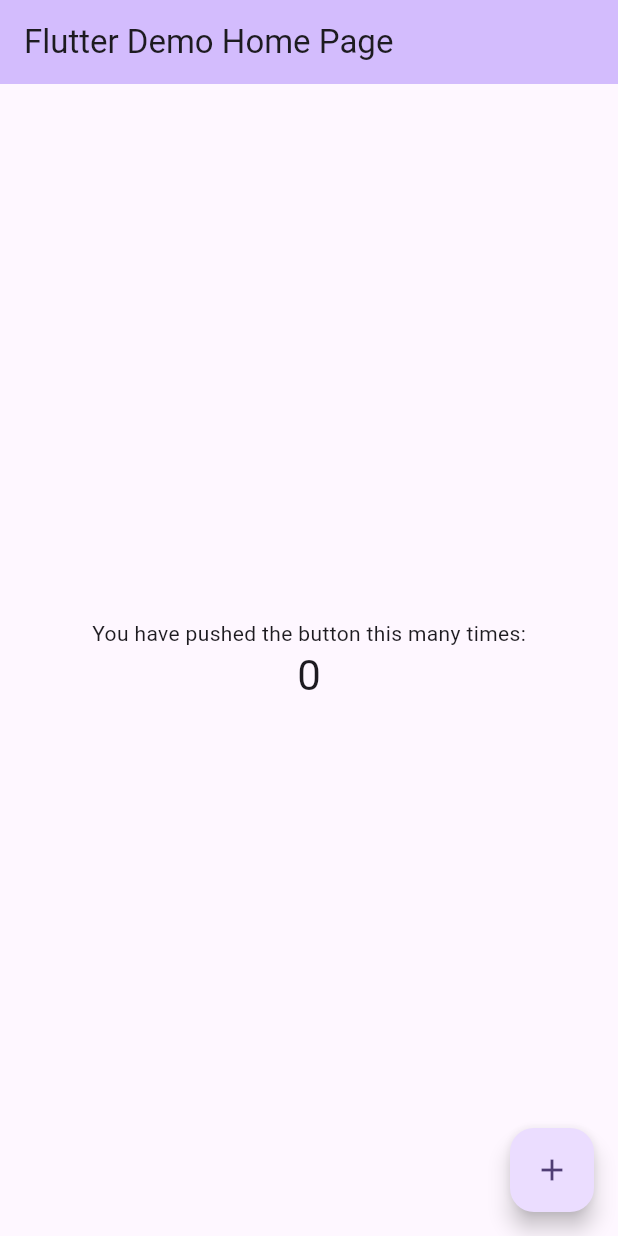
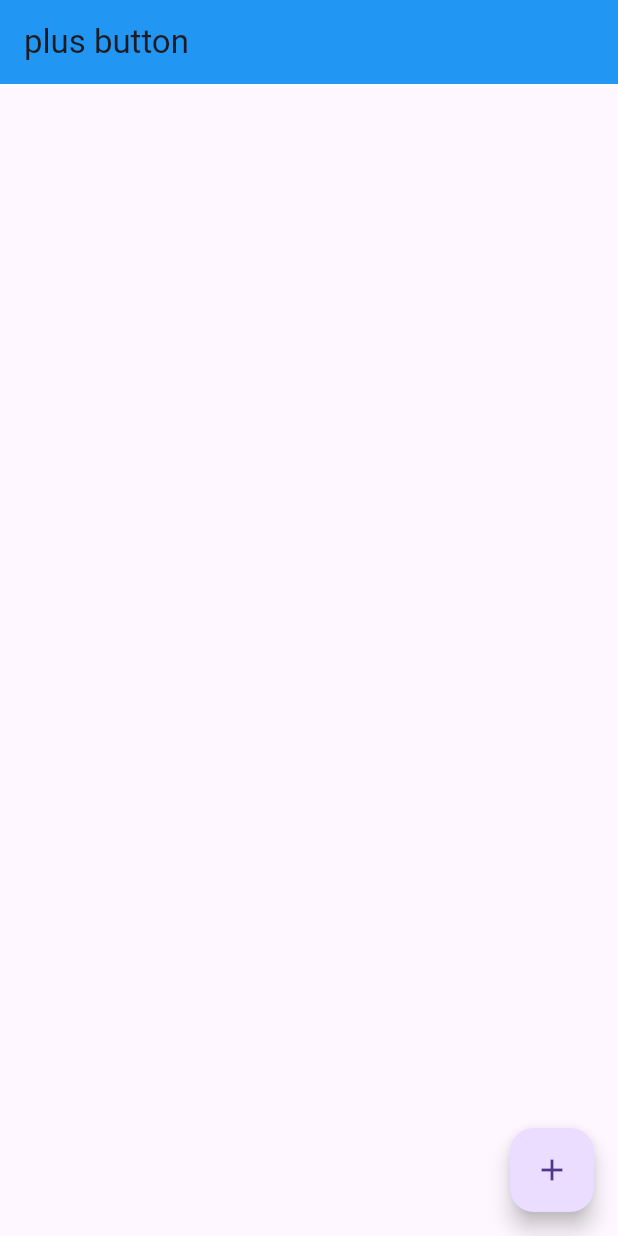
Before and after one commit to ProjectTeam-Cube/Cubeproject, a Flutter app: the screen it shows after launch, on a phone screen of 412 x 824 dp. Run offline on Flutter 3.47's test engine with Material 3 defaults, Android fonts, the light colour scheme and no system bars.

Commit message:
FloatingActionButton commit

```diff
--- a/lib/main.dart
+++ b/lib/main.dart
@@ -7,117 +7,32 @@
 class MyApp extends StatelessWidget {
   const MyApp({super.key});
 
-  // This widget is the root of your application.
   @override
   Widget build(BuildContext context) {
-    return MaterialApp(
-      title: 'Flutter Demo',
-      theme: ThemeData(
-        // This is the theme of your application.
-        //
-        // TRY THIS: Try running your application with "flutter run". You'll see
-        // the application has a purple toolbar. Then, without quitting the app,
-        // try changing the seedColor in the colorScheme below to Colors.green
-        // and then invoke "hot reload" (save your changes or press the "hot
-        // reload" button in a Flutter-supported IDE, or press "r" if you used
-        // the command line to start the app).
-        //
-        // Notice that the counter didn't reset back to zero; the application
-        // state is not lost during the reload. To reset the state, use hot
-        // restart instead.
-        //
-        // This works for code too, not just values: Most code changes can be
-        // tested with just a hot reload.
-        colorScheme: ColorScheme.fromSeed(seedColor: Colors.deepPurple),
-        useMaterial3: true,
-      ),
-      home: const MyHomePage(title: 'Flutter Demo Home Page'),
-    );
+    return MaterialApp(debugShowCheckedModeBanner: false, home: HomePage());
   }
 }
 
-class MyHomePage extends StatefulWidget {
-  const MyHomePage({super.key, required this.title});
-
-  // This widget is the home page of your application. It is stateful, meaning
-  // that it has a State object (defined below) that contains fields that affect
-  // how it looks.
-
-  // This class is the configuration for the state. It holds the values (in this
-  // case the title) provided by the parent (in this case the App widget) and
-  // used by the build method of the State. Fields in a Widget subclass are
-  // always marked "final".
-
-  final String title;
+class HomePage extends StatefulWidget {
+  const HomePage({super.key});
 
   @override
-  State<MyHomePage> createState() => _MyHomePageState();
+  State<HomePage> createState() => _MyHomePageState();
 }
 
-class _MyHomePageState extends State<MyHomePage> {
-  int _counter = 0;
-
-  void _incrementCounter() {
-    setState(() {
-      // This call to setState tells the Flutter framework that something has
-      // changed in this State, which causes it to rerun the build method below
-      // so that the display can reflect the updated values. If we changed
-      // _counter without calling setState(), then the build method would not be
-      // called again, and so nothing would appear to happen.
-      _counter++;
-    });
-  }
-
+class _MyHomePageState extends State<HomePage> {
   @override
   Widget build(BuildContext context) {
-    // This method is rerun every time setState is called, for instance as done
-    // by the _incrementCounter method above.
-    //
-    // The Flutter framework has been optimized to make rerunning build methods
-    // fast, so that you can just rebuild anything that needs updating rather
-    // than having to individually change instances of widgets.
     return Scaffold(
       appBar: AppBar(
-        // TRY THIS: Try changing the color here to a specific color (to
-        // Colors.amber, perhaps?) and trigger a hot reload to see the AppBar
-        // change color while the other colors stay the same.
-        backgroundColor: Theme.of(context).colorScheme.inversePrimary,
-        // Here we take the value from the MyHomePage object that was created by
-        // the App.build method, and use it to set our appbar title.
-        title: Text(widget.title),
-      ),
-      body: Center(
-        // Center is a layout widget. It takes a single child and positions it
-        // in the middle of the parent.
-        child: Column(
-          // Column is also a layout widget. It takes a list of children and
-          // arranges them vertically. By default, it sizes itself to fit its
-          // children horizontally, and tries to be as tall as its parent.
-          //
-          // Column has various properties to control how it sizes itself and
-          // how it positions its children. Here we use mainAxisAlignment to
-          // center the children vertically; the main axis here is the vertical
-          // axis because Columns are vertical (the cross axis would be
-          // horizontal).
-          //
-          // TRY THIS: Invoke "debug painting" (choose the "Toggle Debug Paint"
-          // action in the IDE, or press "p" in the console), to see the
-          // wireframe for each widget.
-          mainAxisAlignment: MainAxisAlignment.center,
-          children: <Widget>[
-            const Text(
-              'You have pushed the button this many times:',
-            ),
-            Text(
-              '$_counter',
-              style: Theme.of(context).textTheme.headlineMedium,
-            ),
-          ],
+        backgroundColor: Colors.blue,
+        title: const Text(
+          'plus button',
+          style: TextStyle(),
         ),
       ),
       floatingActionButton: FloatingActionButton(
-        onPressed: _incrementCounter,
-        tooltip: 'Increment',
+        onPressed: () {},
         child: const Icon(Icons.add),
       ), // This trailing comma makes auto-formatting nicer for build methods.
     );
```
Also changed, not shown: 1 other file.
